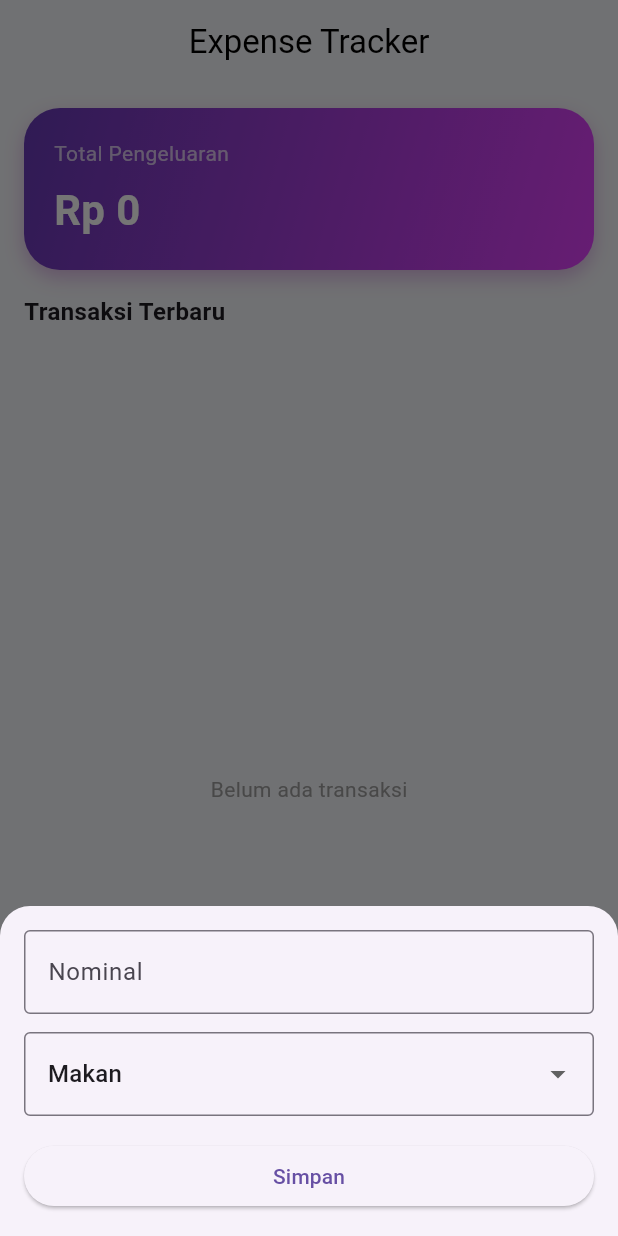
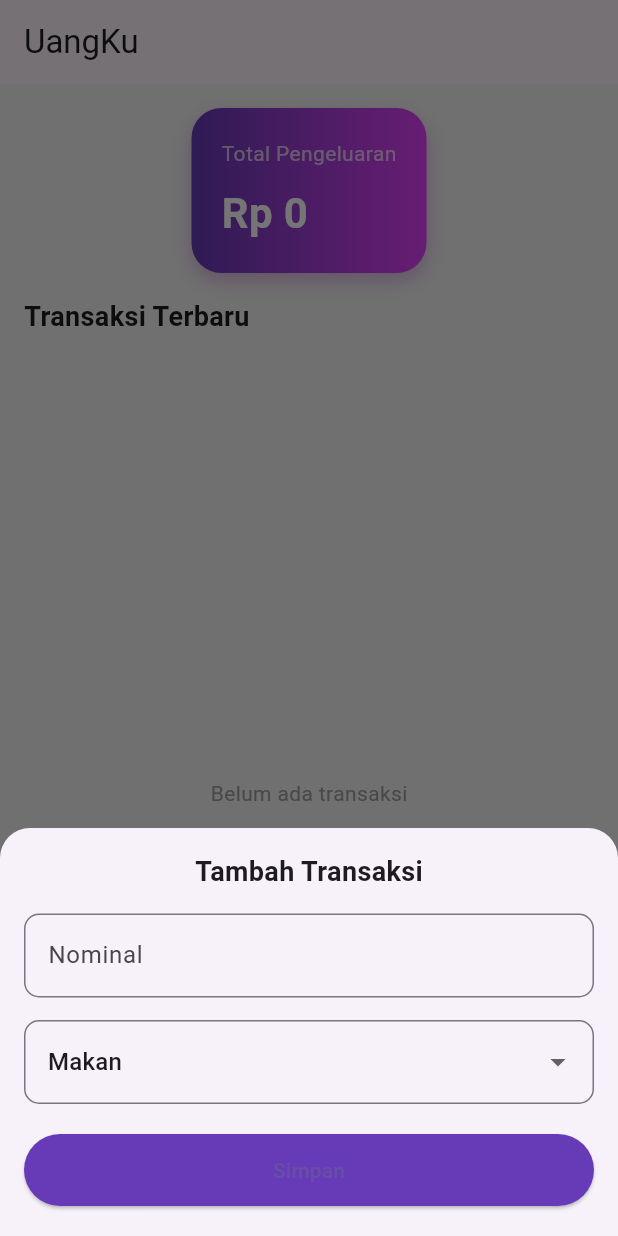
Before and after one commit to Wild-and-R/UangKu, a Flutter app: the screen it shows after launch, after a tap on the "add" icon, on a phone screen of 412 x 824 dp. Run offline on Flutter 3.47's test engine with Material 3 defaults, Android fonts, the phone set to English and light mode, and no system bars; our stand-ins replace hive, hive_flutter; accounts and stored records are empty.

Commit message:
Fix: Mobile UI Bug

```diff
--- a/lib/main.dart
+++ b/lib/main.dart
@@ -10,14 +10,20 @@ void main() async {
   Hive.registerAdapter(TransactionModelAdapter());
   await Hive.openBox<TransactionModel>('transactions');
 
-  runApp(MyApp());
+  runApp(const MyApp());
 }
 
 class MyApp extends StatelessWidget {
+  const MyApp({super.key});
+
   @override
   Widget build(BuildContext context) {
     return MaterialApp(
       debugShowCheckedModeBanner: false,
+      title: "UangKu",
+      theme: ThemeData(
+        primarySwatch: Colors.deepPurple,
+      ),
       home: HomeScreen(),
     );
   }
--- a/lib/screens/home_screen.dart
+++ b/lib/screens/home_screen.dart
@@ -1,6 +1,5 @@
 import 'package:flutter/material.dart';
 import 'package:hive/hive.dart';
-import 'package:intl/intl.dart';
 import '../models/transaction.dart';
 import '../widgets/add_transaction_modal.dart';
 
@@ -12,12 +11,6 @@ class HomeScreen extends StatefulWidget {
 class _HomeScreenState extends State<HomeScreen> {
   final box = Hive.box<TransactionModel>('transactions');
 
-  final rupiahFormat = NumberFormat.currency(
-    locale: 'id_ID',
-    symbol: 'Rp ',
-    decimalDigits: 0,
-  );
-
   double getTotal() {
     return box.values.fold(0, (sum, item) => sum + item.amount);
   }
@@ -27,49 +20,26 @@ class _HomeScreenState extends State<HomeScreen> {
     setState(() {});
   }
 
-  IconData getCategoryIcon(String category) {
-    switch (category) {
-      case "Makan":
-        return Icons.restaurant;
-      case "Transport":
-        return Icons.directions_car;
-      case "Belanja":
-        return Icons.shopping_bag;
-      case "Tagihan":
-        return Icons.receipt;
-      default:
-        return Icons.category;
-    }
-  }
-
   @override
   Widget build(BuildContext context) {
     final transactions = box.values.toList().reversed.toList();
 
     return Scaffold(
-      backgroundColor: Color(0xFFF5F6FA),
-
+      backgroundColor: Colors.grey[100],
       appBar: AppBar(
+        title: Text("UangKu"),
         elevation: 0,
-        backgroundColor: Colors.transparent,
-        title: Text(
-          "Expense Tracker",
-          style: TextStyle(color: Colors.black),
-        ),
-        centerTitle: true,
       ),
 
       floatingActionButton: FloatingActionButton(
         backgroundColor: Colors.deepPurple,
-        child: Icon(Icons.add),
+        child: Icon(Icons.add, color: Colors.white),
         onPressed: () {
           showModalBottomSheet(
             context: context,
             isScrollControlled: true,
             shape: RoundedRectangleBorder(
-              borderRadius: BorderRadius.vertical(
-                top: Radius.circular(20),
-              ),
+              borderRadius: BorderRadius.vertical(top: Radius.circular(20)),
             ),
             builder: (_) => AddTransactionModal(onAdd: () {
               setState(() {});
@@ -80,20 +50,14 @@ class _HomeScreenState extends State<HomeScreen> {
 
       body: Column(
         children: [
-          // HEADER (TOTAL CARD)
+          // HEADER CARD
           Container(
             margin: EdgeInsets.all(16),
             padding: EdgeInsets.all(20),
-            width: double.infinity,
             decoration: BoxDecoration(
-              borderRadius: BorderRadius.circular(24),
+              borderRadius: BorderRadius.circular(20),
               gradient: LinearGradient(
-                colors: [
-                  Colors.deepPurple,
-                  Colors.purpleAccent,
-                ],
-                begin: Alignment.topLeft,
-                end: Alignment.bottomRight,
+                colors: [Colors.deepPurple, Colors.purpleAccent],
               ),
               boxShadow: [
                 BoxShadow(
@@ -106,44 +70,36 @@ class _HomeScreenState extends State<HomeScreen> {
             child: Column(
               crossAxisAlignment: CrossAxisAlignment.start,
               children: [
+                Text("Total Pengeluaran",
+                    style: TextStyle(color: Colors.white70)),
+                SizedBox(height: 10),
                 Text(
-                  "Total Pengeluaran",
-                  style: TextStyle(
-                    color: Colors.white70,
-                    fontSize: 14,
-                  ),
-                ),
-                SizedBox(height: 8),
-                Text(
-                  rupiahFormat.format(getTotal()),
+                  "Rp ${getTotal().toStringAsFixed(0)}",
                   style: TextStyle(
                     fontSize: 28,
+                    fontWeight: FontWeight.bold,
                     color: Colors.white,
-                    fontWeight: FontWeight.bold,
                   ),
                 ),
               ],
             ),
           ),
 
-          // LIST TITLE
+          // TITLE
           Padding(
-            padding: const EdgeInsets.symmetric(horizontal: 16),
+            padding: EdgeInsets.symmetric(horizontal: 16),
             child: Align(
               alignment: Alignment.centerLeft,
               child: Text(
                 "Transaksi Terbaru",
-                style: TextStyle(
-                  fontWeight: FontWeight.bold,
-                  fontSize: 16,
-                ),
+                style: TextStyle(fontSize: 18, fontWeight: FontWeight.bold),
               ),
             ),
           ),
 
           SizedBox(height: 10),
 
-          // LIST / EMPTY STATE
+          // LIST
           Expanded(
             child: transactions.isEmpty
                 ? Center(
@@ -157,76 +113,36 @@ class _HomeScreenState extends State<HomeScreen> {
                     itemBuilder: (context, index) {
                       final item = transactions[index];
 
-                      return Dismissible(
+                      return Padding(
+                        padding:
+                            EdgeInsets.symmetric(horizontal: 16, vertical: 6),
+
+                        child: Dismissible(
                           key: Key(item.hashCode.toString()),
+                          direction: DismissDirection.endToStart,
                           onDismissed: (_) => deleteItem(index),
+
                           background: Container(
-                          margin: EdgeInsets.symmetric(
-                              horizontal: 16, vertical: 6),
+                            alignment: Alignment.centerRight,
+                            padding: EdgeInsets.symmetric(horizontal: 20),
                             decoration: BoxDecoration(
                               color: Colors.red,
-                            borderRadius: BorderRadius.circular(16),
+                              borderRadius: BorderRadius.circular(15),
                             ),
-                          alignment: Alignment.centerRight,
-                          padding: EdgeInsets.only(right: 20),
                             child: Icon(Icons.delete, color: Colors.white),
                           ),
-                        child: Container(
-                          margin: EdgeInsets.symmetric(
-                              horizontal: 16, vertical: 6),
-                          padding: EdgeInsets.all(16),
-                          decoration: BoxDecoration(
-                            color: Colors.white,
-                            borderRadius: BorderRadius.circular(16),
-                            boxShadow: [
-                              BoxShadow(
-                                color: Colors.black12,
-                                blurRadius: 5,
-                              )
-                            ],
+
+                          child: Card(
+                            shape: RoundedRectangleBorder(
+                              borderRadius: BorderRadius.circular(15),
                             ),
-                          child: Row(
-                            children: [
-                              CircleAvatar(
-                                radius: 24,
-                                backgroundColor:
-                                    Colors.deepPurple.withOpacity(0.1),
-                                child: Icon(
-                                  getCategoryIcon(item.category),
-                                  color: Colors.deepPurple,
+                            child: ListTile(
+                              title: Text(
+                                "Rp ${item.amount.toStringAsFixed(0)}",
+                                style: TextStyle(fontWeight: FontWeight.bold),
                               ),
+                              subtitle: Text(item.category),
                             ),
-                              SizedBox(width: 12),
-
-                              // TEXT
-                              Expanded(
-                                child: Column(
-                                  crossAxisAlignment:
-                                      CrossAxisAlignment.start,
-                                  children: [
-                                    Text(
-                                      rupiahFormat.format(item.amount),
-                                      style: TextStyle(
-                                        fontWeight: FontWeight.bold,
-                                        fontSize: 16,
-                                      ),
-                                    ),
-                                    SizedBox(height: 4),
-                                    Text(
-                                      item.category,
-                                      style:
-                                          TextStyle(color: Colors.grey),
-                                    ),
-                                  ],
-                                ),
-                              ),
-
-                              // DATE
-                              Text(
-                                "Hari ini",
-                                style: TextStyle(color: Colors.grey),
-                              ),
-                            ],
                           ),
                         ),
                       );
--- a/lib/widgets/add_transaction_modal.dart
+++ b/lib/widgets/add_transaction_modal.dart
@@ -1,6 +1,5 @@
 import 'package:flutter/material.dart';
 import 'package:hive/hive.dart';
-import 'package:intl/intl.dart';
 import '../models/transaction.dart';
 
 class AddTransactionModal extends StatefulWidget {
@@ -19,15 +18,10 @@ class _AddTransactionModalState extends State<AddTransactionModal> {
 
   final box = Hive.box<TransactionModel>('transactions');
 
-  double parseRupiah(String input) {
-    final cleaned = input.replaceAll(RegExp(r'[^0-9]'), '');
-    return double.tryParse(cleaned) ?? 0;
-  }
+  void save() {
+    final amount = double.tryParse(amountController.text);
 
-  void save() {
-    final amount = parseRupiah(amountController.text);
-
-    if (amount <= 0) return;
+    if (amount == null) return;
 
     box.add(TransactionModel(
       amount: amount,
@@ -41,38 +35,47 @@ class _AddTransactionModalState extends State<AddTransactionModal> {
 
   @override
   Widget build(BuildContext context) {
-    final formatter = NumberFormat("#,###", "id_ID");
-
-    return Padding(
-      padding: EdgeInsets.all(16),
+    return SafeArea(
+      child: Padding(
+        padding: EdgeInsets.only(
+          bottom: MediaQuery.of(context).viewInsets.bottom + 20,
+          left: 16,
+          right: 16,
+          top: 16,
+        ),
+        child: SingleChildScrollView(
           child: Column(
             mainAxisSize: MainAxisSize.min,
             children: [
+              Text(
+                "Tambah Transaksi",
+                style: TextStyle(
+                  fontSize: 18,
+                  fontWeight: FontWeight.bold,
+                ),
+              ),
+
+              SizedBox(height: 15),
+
               TextField(
                 controller: amountController,
                 keyboardType: TextInputType.number,
                 decoration: InputDecoration(
                   labelText: "Nominal",
-              border: OutlineInputBorder(),
+                  border: OutlineInputBorder(
+                    borderRadius: BorderRadius.circular(10),
                   ),
-            onChanged: (value) {
-              final number = parseRupiah(value);
-              final formatted = formatter.format(number);
-
-              amountController.value = TextEditingValue(
-                text: formatted,
-                selection:
-                    TextSelection.collapsed(offset: formatted.length),
-              );
-            },
+                ),
               ),
 
-          SizedBox(height: 12),
+              SizedBox(height: 15),
 
               DropdownButtonFormField<String>(
                 value: category,
                 decoration: InputDecoration(
-              border: OutlineInputBorder(),
+                  border: OutlineInputBorder(
+                    borderRadius: BorderRadius.circular(10),
+                  ),
                 ),
                 items: [
                   "Makan",
@@ -93,16 +96,22 @@ class _AddTransactionModalState extends State<AddTransactionModal> {
                 },
               ),
 
-          SizedBox(height: 16),
+              SizedBox(height: 20),
 
               SizedBox(
                 width: double.infinity,
                 child: ElevatedButton(
                   onPressed: save,
+                  style: ElevatedButton.styleFrom(
+                    padding: EdgeInsets.symmetric(vertical: 14),
+                    backgroundColor: Colors.deepPurple,
+                  ),
                   child: Text("Simpan"),
                 ),
-          )
+              ),
             ],
+          ),
+        ),
       ),
     );
   }
```
Lines whose indentation alone changed are shown as unchanged.
